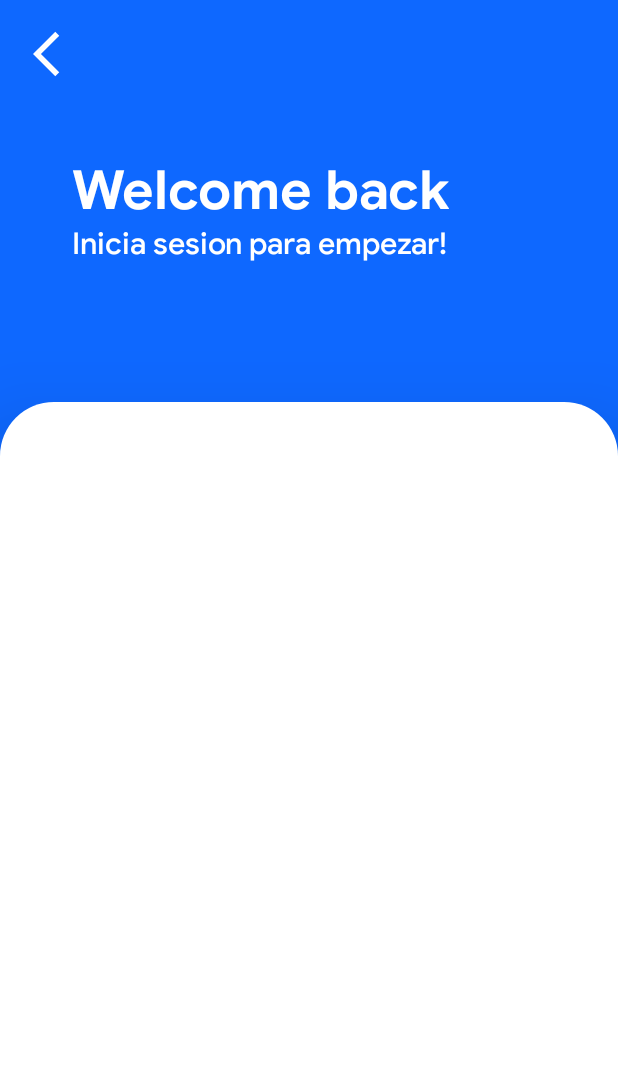
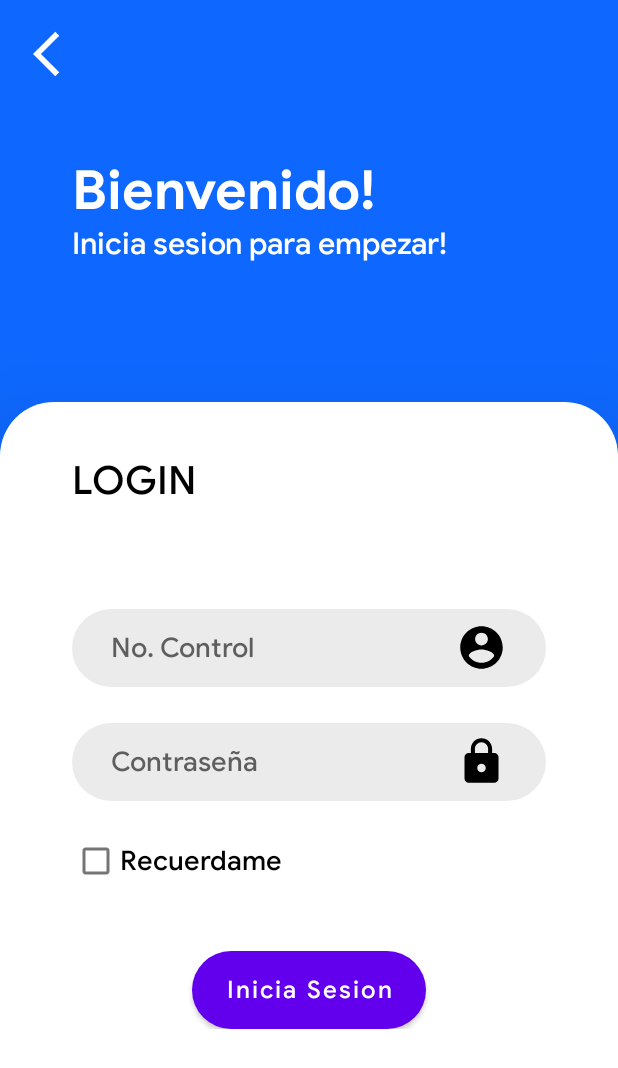
Before and after one commit to panchis7u7/Android_Development_Kotlin, an Android app: the Login screen opened directly, with no data from a screen before it, on a phone screen of 412 x 824 dp. Shown: the top 1068 px of the screen. Run offline under Robolectric (Android 15) with nearby library versions, the phone set to English and light mode, and no system bars; our stand-ins replace Picasso; pictures from the network do not load.

Commit message:
Making login form.

```diff
--- a/DADM_U1P4_Aplicacion_Escolar/app/src/main/java/com/example/dadm_u1p4_aplicacion_escolar/Login.kt
+++ b/DADM_U1P4_Aplicacion_Escolar/app/src/main/java/com/example/dadm_u1p4_aplicacion_escolar/Login.kt
@@ -1,5 +1,6 @@
 package com.example.dadm_u1p4_aplicacion_escolar
 
+import android.content.Intent
 import androidx.appcompat.app.AppCompatActivity
 import android.os.Bundle
 import com.example.dadm_u1p4_aplicacion_escolar.databinding.ActivityLoginBinding
@@ -13,5 +14,10 @@ class Login : AppCompatActivity() {
         binding = ActivityLoginBinding.inflate(layoutInflater)
         //setContentView(R.layout.activity_login)
         setContentView(binding.root)
+
+        binding.btnLogin.setOnClickListener{
+            val intent = Intent(this, Dashboard::class.java)
+            startActivity(intent)
+        }
     }
 }
--- a/DADM_U1P4_Aplicacion_Escolar/app/src/main/java/com/example/dadm_u1p4_aplicacion_escolar/MainActivity.kt
+++ b/DADM_U1P4_Aplicacion_Escolar/app/src/main/java/com/example/dadm_u1p4_aplicacion_escolar/MainActivity.kt
@@ -16,7 +16,7 @@ class MainActivity : AppCompatActivity() {
         setContentView(binding.root)
 
         binding.btnLogin.setOnClickListener {
-            val intent = Intent(this, Dashboard::class.java)
+            val intent = Intent(this, Login::class.java)
             startActivity(intent)
         }
     }
--- /dev/null
+++ b/DADM_U1P4_Aplicacion_Escolar/app/src/main/res/drawable-v24/button_background.xml
@@ -0,0 +1,10 @@
+<?xml version="1.0" encoding="utf-8"?>
+<layer-list
+    xmlns:android="http://schemas.android.com/apk/res/android">
+    <item>
+        <shape android:shape="rectangle">
+            <solid android:color="@color/colorButton"/>
+            <corners android:radius="26dp"/>
+        </shape>
+    </item>
+</layer-list>
--- /dev/null
+++ b/DADM_U1P4_Aplicacion_Escolar/app/src/main/res/drawable-v24/edit_text_background.xml
@@ -0,0 +1,10 @@
+<?xml version="1.0" encoding="utf-8"?>
+<layer-list
+    xmlns:android="http://schemas.android.com/apk/res/android">
+    <item>
+        <shape android:shape="rectangle">
+            <solid android:color="@color/colorEditText"/>
+            <corners android:radius="26dp"/>
+        </shape>
+    </item>
+</layer-list>
--- /dev/null
+++ b/DADM_U1P4_Aplicacion_Escolar/app/src/main/res/drawable/icon_account.xml
@@ -0,0 +1,5 @@
+<vector android:height="34dp" android:tint="?attr/colorControlNormal"
+    android:viewportHeight="24" android:viewportWidth="24"
+    android:width="34dp" xmlns:android="http://schemas.android.com/apk/res/android">
+    <path android:fillColor="@android:color/white" android:pathData="M12,2C6.48,2 2,6.48 2,12s4.48,10 10,10 10,-4.48 10,-10S17.52,2 12,2zM12,5c1.66,0 3,1.34 3,3s-1.34,3 -3,3 -3,-1.34 -3,-3 1.34,-3 3,-3zM12,19.2c-2.5,0 -4.71,-1.28 -6,-3.22 0.03,-1.99 4,-3.08 6,-3.08 1.99,0 5.97,1.09 6,3.08 -1.29,1.94 -3.5,3.22 -6,3.22z"/>
+</vector>
--- /dev/null
+++ b/DADM_U1P4_Aplicacion_Escolar/app/src/main/res/drawable/icon_pass.xml
@@ -0,0 +1,5 @@
+<vector android:height="34dp" android:tint="?attr/colorControlNormal"
+    android:viewportHeight="24" android:viewportWidth="24"
+    android:width="34dp" xmlns:android="http://schemas.android.com/apk/res/android">
+    <path android:fillColor="@android:color/white" android:pathData="M18,8h-1L17,6c0,-2.76 -2.24,-5 -5,-5S7,3.24 7,6v2L6,8c-1.1,0 -2,0.9 -2,2v10c0,1.1 0.9,2 2,2h12c1.1,0 2,-0.9 2,-2L20,10c0,-1.1 -0.9,-2 -2,-2zM12,17c-1.1,0 -2,-0.9 -2,-2s0.9,-2 2,-2 2,0.9 2,2 -0.9,2 -2,2zM15.1,8L8.9,8L8.9,6c0,-1.71 1.39,-3.1 3.1,-3.1 1.71,0 3.1,1.39 3.1,3.1v2z"/>
+</vector>
--- a/DADM_U1P4_Aplicacion_Escolar/app/src/main/res/layout/activity_login.xml
+++ b/DADM_U1P4_Aplicacion_Escolar/app/src/main/res/layout/activity_login.xml
@@ -34,7 +34,7 @@
                             android:layout_height="wrap_content"
                             android:textSize="36dp"
                             android:textColor="@color/colorTextWhite"
-                            android:text="Welcome back"
+                            android:text="Bienvenido!"
                             android:layout_marginTop="12dp"
                             android:fontFamily="@font/googlesans_bold"/>
 
@@ -59,7 +59,77 @@
                 <TextView
                     android:layout_width="wrap_content"
                     android:layout_height="wrap_content"
-                    android:textColor="@color/colorTextBlack"/>
+                    android:textColor="@color/colorTextBlack"
+                    android:textSize="26dp"
+                    android:text="LOGIN"
+                    android:fontFamily="@font/googlesans_medium"
+                    android:layout_marginTop="36dp"
+                    android:layout_marginLeft="48dp"/>
+
+                <LinearLayout
+                    android:layout_width="match_parent"
+                    android:layout_height="wrap_content"
+                    android:orientation="vertical"
+                    android:layout_centerVertical="true">
+
+                        <EditText
+                            android:drawableEnd="@drawable/icon_account"
+                            android:drawableRight="@drawable/icon_account"
+                            android:drawableTint="@color/colorBlack"
+                            android:hint="No. Control"
+                            android:textColor="@color/colorTextBlack"
+                            android:paddingLeft="26dp"
+                            android:paddingRight="26dp"
+                            android:inputType="number"
+                            android:fontFamily="@font/googlesans_medium"
+                            android:background="@drawable/edit_text_background"
+                            android:layout_width="match_parent"
+                            android:layout_height="52dp"
+                            android:layout_marginLeft="48dp"
+                            android:layout_marginRight="48dp"/>
+
+                        <EditText
+                            android:layout_marginTop="24dp"
+                            android:drawableEnd="@drawable/icon_pass"
+                            android:drawableRight="@drawable/icon_pass"
+                            android:drawableTint="@color/colorBlack"
+                            android:hint="Contraseña"
+                            android:textColor="@color/colorTextBlack"
+                            android:paddingLeft="26dp"
+                            android:paddingRight="26dp"
+                            android:inputType="numberPassword"
+                            android:fontFamily="@font/googlesans_medium"
+                            android:background="@drawable/edit_text_background"
+                            android:layout_width="match_parent"
+                            android:layout_height="52dp"
+                            android:layout_marginLeft="48dp"
+                            android:layout_marginRight="48dp"/>
+
+                        <CheckBox
+                            android:layout_width="wrap_content"
+                            android:layout_height="wrap_content"
+                            android:layout_marginLeft="48dp"
+                            android:layout_marginTop="16dp"
+                            android:text="Recuerdame"
+                            android:textSize="18dp"
+                            android:fontFamily="@font/googlesans_medium"
+                            android:textColor="@color/colorTextBlack"/>
+
+                        <Button
+                            android:id="@+id/btn_login"
+                            android:layout_marginTop="36dp"
+                            android:background="@drawable/button_background"
+                            android:backgroundTint="@color/colorButton"
+                            android:layout_width="156dp"
+                            android:layout_height="52dp"
+                            android:layout_gravity="center"
+                            android:text="Inicia Sesion"
+                            android:textAllCaps="false"
+                            android:textSize="16dp"
+                            android:fontFamily="@font/googlesans_medium"
+                            android:textColor="@color/colorTextWhite"/>
+
+                </LinearLayout>
 
         </RelativeLayout>
 
--- a/DADM_U1P4_Aplicacion_Escolar/app/src/main/res/values/colors.xml
+++ b/DADM_U1P4_Aplicacion_Escolar/app/src/main/res/values/colors.xml
@@ -15,4 +15,6 @@
     <color name="colorWhite">#FFFFFF</color>
     <color name="colorTextBlack">#000000</color>
     <color name="colorBlack">#000000</color>
+    <color name="colorEditText">#14000000</color>
+    <color name="colorButton">#0E68FF</color>
 </resources>
```
